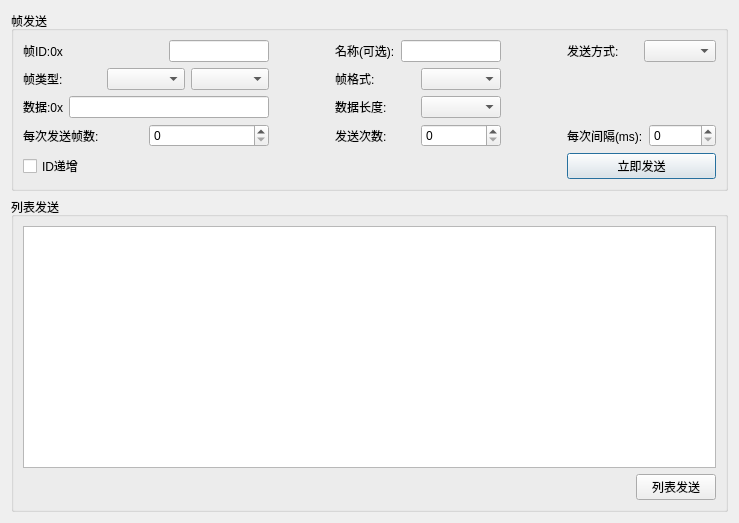
Qt form ZCAN_MINI/UI/senddata_dialog.ui (icanerandy/ZCAN_MINI) before a commit.
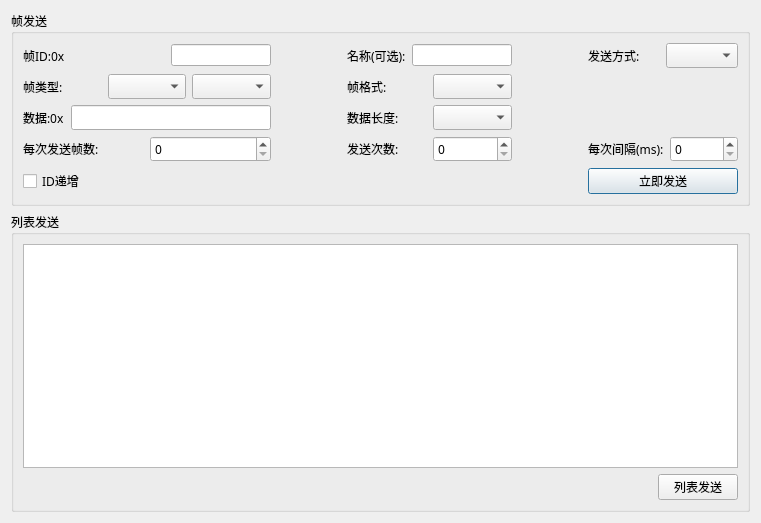
The same form after that commit. Custom widgets are drawn as their Qt base class.

Diff of the .ui file:
```diff
--- a/ZCAN_MINI/UI/senddata_dialog.ui
+++ b/ZCAN_MINI/UI/senddata_dialog.ui
@@ -6,7 +6,7 @@
    <rect>
     <x>0</x>
     <y>0</y>
-    <width>739</width>
+    <width>761</width>
     <height>523</height>
    </rect>
   </property>
@@ -16,6 +16,11 @@
   <layout class="QVBoxLayout" name="verticalLayout_2">
    <item>
     <widget class="QGroupBox" name="groupBox">
+     <property name="font">
+      <font>
+       <family>黑体</family>
+      </font>
+     </property>
      <property name="title">
       <string>帧发送</string>
      </property>
@@ -24,6 +29,11 @@
        <layout class="QHBoxLayout" name="horizontalLayout_15">
         <item>
          <widget class="QLabel" name="label_21">
+          <property name="font">
+           <font>
+            <family>黑体</family>
+           </font>
+          </property>
           <property name="text">
            <string>帧ID:0x</string>
           </property>
@@ -43,6 +53,11 @@
             <height>22</height>
            </size>
           </property>
+          <property name="font">
+           <font>
+            <family>黑体</family>
+           </font>
+          </property>
          </widget>
         </item>
        </layout>
@@ -64,6 +79,11 @@
        <layout class="QHBoxLayout" name="horizontalLayout_9">
         <item>
          <widget class="QLabel" name="label_8">
+          <property name="font">
+           <font>
+            <family>黑体</family>
+           </font>
+          </property>
           <property name="text">
            <string>发送次数:</string>
           </property>
@@ -71,6 +91,11 @@
         </item>
         <item>
          <widget class="QSpinBox" name="spinSendCount">
+          <property name="font">
+           <font>
+            <family>黑体</family>
+           </font>
+          </property>
           <property name="maximum">
            <number>100000</number>
           </property>
@@ -80,6 +105,11 @@
       </item>
       <item row="7" column="0">
        <widget class="QtMaterialCheckBox" name="chkInc">
+        <property name="font">
+         <font>
+          <family>黑体</family>
+         </font>
+        </property>
         <property name="text">
          <string>ID递增</string>
         </property>
@@ -89,13 +119,24 @@
        <layout class="QHBoxLayout" name="horizontalLayout_11">
         <item>
          <widget class="QLabel" name="label_2">
+          <property name="font">
+           <font>
+            <family>黑体</family>
+           </font>
+          </property>
           <property name="text">
            <string>帧格式:</string>
           </property>
          </widget>
         </item>
         <item>
-         <widget class="QComboBox" name="comboFormat"/>
+         <widget class="QComboBox" name="comboFormat">
+          <property name="font">
+           <font>
+            <family>黑体</family>
+           </font>
+          </property>
+         </widget>
         </item>
        </layout>
       </item>
@@ -103,13 +144,24 @@
        <layout class="QHBoxLayout" name="horizontalLayout_12">
         <item>
          <widget class="QLabel" name="label_4">
+          <property name="font">
+           <font>
+            <family>黑体</family>
+           </font>
+          </property>
           <property name="text">
            <string>数据长度:</string>
           </property>
          </widget>
         </item>
         <item>
-         <widget class="QComboBox" name="comboLength"/>
+         <widget class="QComboBox" name="comboLength">
+          <property name="font">
+           <font>
+            <family>黑体</family>
+           </font>
+          </property>
+         </widget>
         </item>
        </layout>
       </item>
@@ -123,10 +175,22 @@
          </widget>
         </item>
         <item>
-         <widget class="QComboBox" name="comboFrameType"/>
+         <widget class="QComboBox" name="comboFrameType">
+          <property name="font">
+           <font>
+            <family>黑体</family>
+           </font>
+          </property>
+         </widget>
         </item>
         <item>
-         <widget class="QComboBox" name="comboProtocolType"/>
+         <widget class="QComboBox" name="comboProtocolType">
+          <property name="font">
+           <font>
+            <family>黑体</family>
+           </font>
+          </property>
+         </widget>
         </item>
        </layout>
       </item>
@@ -134,6 +198,11 @@
        <layout class="QHBoxLayout" name="horizontalLayout_3">
         <item>
          <widget class="QLabel" name="label_10">
+          <property name="font">
+           <font>
+            <family>黑体</family>
+           </font>
+          </property>
           <property name="text">
            <string>名称(可选):</string>
           </property>
@@ -153,12 +222,22 @@
             <height>22</height>
            </size>
           </property>
+          <property name="font">
+           <font>
+            <family>黑体</family>
+           </font>
+          </property>
          </widget>
         </item>
        </layout>
       </item>
       <item row="7" column="4">
        <widget class="QtMaterialRaisedButton" name="btnSend">
+        <property name="font">
+         <font>
+          <family>黑体</family>
+         </font>
+        </property>
         <property name="text">
          <string>立即发送</string>
         </property>
@@ -168,6 +247,11 @@
        <layout class="QHBoxLayout" name="horizontalLayout_4">
         <item>
          <widget class="QLabel" name="label_7">
+          <property name="font">
+           <font>
+            <family>黑体</family>
+           </font>
+          </property>
           <property name="text">
            <string>每次发送帧数:</string>
           </property>
@@ -175,6 +259,11 @@
         </item>
         <item>
          <widget class="QSpinBox" name="spinSendCountOnce">
+          <property name="font">
+           <font>
+            <family>黑体</family>
+           </font>
+          </property>
           <property name="maximum">
            <number>100000</number>
           </property>
@@ -186,6 +275,11 @@
        <layout class="QHBoxLayout" name="horizontalLayout_2">
         <item>
          <widget class="QLabel" name="label_6">
+          <property name="font">
+           <font>
+            <family>黑体</family>
+           </font>
+          </property>
           <property name="text">
            <string>数据:0x</string>
           </property>
@@ -199,6 +293,11 @@
             <height>0</height>
            </size>
           </property>
+          <property name="font">
+           <font>
+            <family>黑体</family>
+           </font>
+          </property>
           <property name="text">
            <string/>
           </property>
@@ -210,6 +309,11 @@
        <layout class="QHBoxLayout" name="horizontalLayout_10">
         <item>
          <widget class="QLabel" name="label_9">
+          <property name="font">
+           <font>
+            <family>黑体</family>
+           </font>
+          </property>
           <property name="text">
            <string>每次间隔(ms):</string>
           </property>
@@ -217,6 +321,11 @@
         </item>
         <item>
          <widget class="QSpinBox" name="spinInterval">
+          <property name="font">
+           <font>
+            <family>黑体</family>
+           </font>
+          </property>
           <property name="maximum">
            <number>100000</number>
           </property>
@@ -228,13 +337,24 @@
        <layout class="QHBoxLayout" name="horizontalLayout_13">
         <item>
          <widget class="QLabel" name="label_3">
+          <property name="font">
+           <font>
+            <family>黑体</family>
+           </font>
+          </property>
           <property name="text">
            <string>发送方式:</string>
           </property>
          </widget>
         </item>
         <item>
-         <widget class="QComboBox" name="comboSendType"/>
+         <widget class="QComboBox" name="comboSendType">
+          <property name="font">
+           <font>
+            <family>黑体</family>
+           </font>
+          </property>
+         </widget>
         </item>
        </layout>
       </item>
@@ -256,12 +376,23 @@
    </item>
    <item>
     <widget class="QGroupBox" name="groupBox_2">
+     <property name="font">
+      <font>
+       <family>黑体</family>
+      </font>
+     </property>
      <property name="title">
       <string>列表发送</string>
      </property>
      <layout class="QGridLayout" name="gridLayout_2">
       <item row="0" column="0">
-       <widget class="QTableView" name="tableView"/>
+       <widget class="QTableView" name="tableView">
+        <property name="font">
+         <font>
+          <family>黑体</family>
+         </font>
+        </property>
+       </widget>
       </item>
       <item row="1" column="0">
        <layout class="QHBoxLayout" name="horizontalLayout_5">
@@ -280,6 +411,11 @@
         </item>
         <item>
          <widget class="QtMaterialRaisedButton" name="btnSendList">
+          <property name="font">
+           <font>
+            <family>黑体</family>
+           </font>
+          </property>
           <property name="text">
            <string>列表发送</string>
           </property>
```
